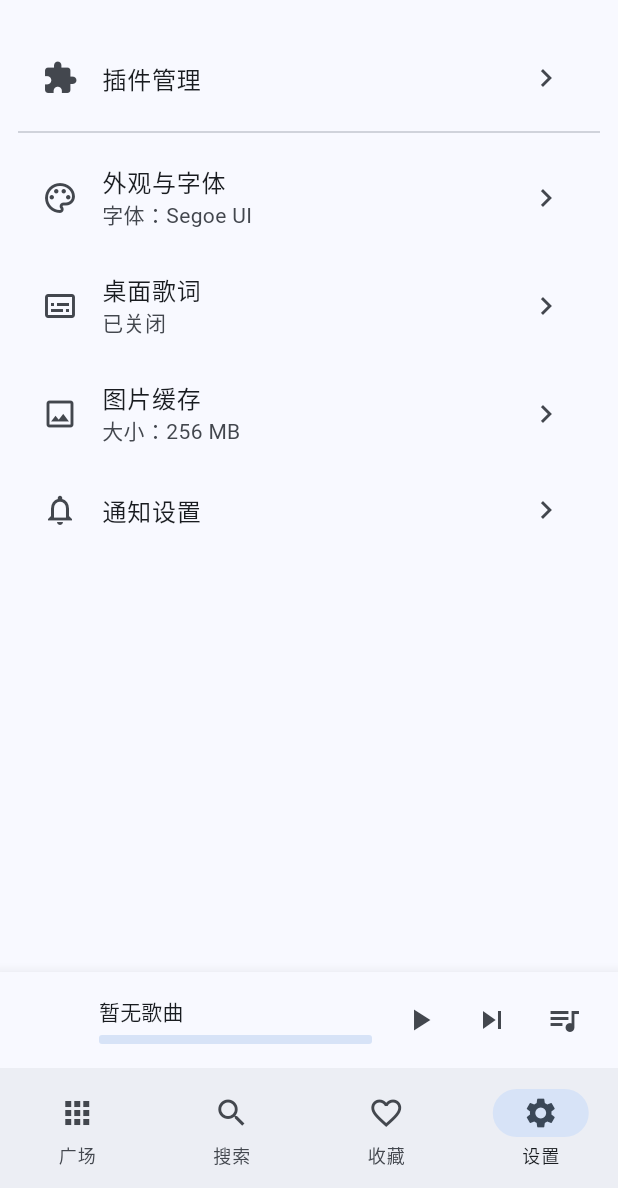
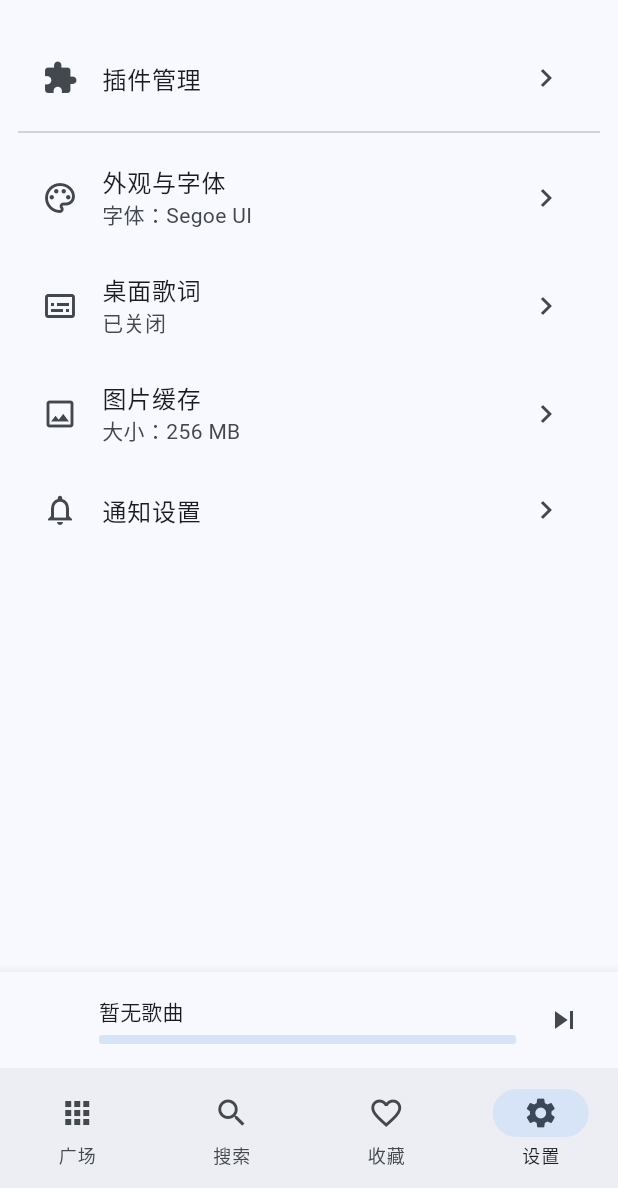
Before and after one commit to enten0103/tono_music, a Flutter app: the screen it shows after launch, item 4 of the bottom bar chosen, after a tap on the "skip next" icon, on a phone screen of 412 x 824 dp, the part 48-1236 px from its top. Run offline on Flutter 3.47's test engine with Material 3 defaults, Android fonts, the phone set to English and light mode, and no system bars; our stand-ins replace awesome_notifications, file_picker, get, logger, shared_preferences; missing offline and left inert: audio_session, flutter_js, media_kit, music_sdk, smtc_windows, system_fonts and 2 more; statements that could not run were skipped.

Commit message:
feat(player):底宽下只显示一个按钮

```diff
--- a/lib/app/widgets/global_mini_player.dart
+++ b/lib/app/widgets/global_mini_player.dart
@@ -68,10 +68,12 @@ class GlobalMiniPlayer extends GetView<PlayerService> {
                   mainAxisAlignment: MainAxisAlignment.center,
                   crossAxisAlignment: CrossAxisAlignment.start,
                   children: [
+                    // 根据屏幕宽度决定是否显示右侧操作按钮
+                    // （不在这里用宽度，仅用于控制尾部区域的显示）
                     Row(
                       children: [
-                        Expanded(
-                          child: InkWell(
+                        // 歌名尽量小，占比较小的空间
+                        InkWell(
                           onTap: () {
                             if (songId.isNotEmpty && source.isNotEmpty) {
                               Get.toNamed(
@@ -89,20 +91,21 @@ class GlobalMiniPlayer extends GetView<PlayerService> {
                             title,
                             maxLines: 1,
                             overflow: TextOverflow.ellipsis,
+                            // 保持原字号（不改大小）
                             style: Theme.of(context).textTheme.titleSmall,
                           ),
                         ),
-                        ),
                         const SizedBox(width: 8),
-                        // 滚动歌词（单行，随播放更新）
-                        Flexible(
+                        // 歌名旁边的歌词尽量大且居中
+                        Expanded(
                           child: Text(
                             rollingLyric,
                             maxLines: 1,
                             overflow: TextOverflow.ellipsis,
+                            textAlign: TextAlign.center,
+                            // 保持原字号与颜色风格
                             style: Theme.of(context).textTheme.bodySmall
                                 ?.copyWith(color: Theme.of(context).hintColor),
-                            textAlign: TextAlign.right,
                           ),
                         ),
                       ],
@@ -134,7 +137,22 @@ class GlobalMiniPlayer extends GetView<PlayerService> {
                   ],
                 ),
               ),
+              ...(() {
+                final isNarrow = MediaQuery.of(context).size.width < 500;
+                return <Widget>[
                   const SizedBox(width: 8),
+                  if (isNarrow)
+                    Row(
+                      mainAxisSize: MainAxisSize.min,
+                      children: [
+                        IconButton(
+                          icon: const Icon(Icons.skip_next),
+                          tooltip: '下一曲',
+                          onPressed: () => controller.next(),
+                        ),
+                      ],
+                    )
+                  else
                     Obx(
                       () => Row(
                         mainAxisSize: MainAxisSize.min,
@@ -158,7 +176,6 @@ class GlobalMiniPlayer extends GetView<PlayerService> {
                             tooltip: '下一曲',
                             onPressed: () => controller.next(),
                           ),
-
                           IconButton(
                             icon: const Icon(Icons.queue_music),
                             tooltip: '查看播放列表',
@@ -167,6 +184,8 @@ class GlobalMiniPlayer extends GetView<PlayerService> {
                         ],
                       ),
                     ),
+                ];
+              })(),
             ],
           ),
         ),
--- a/lib/bootstrap.dart
+++ b/lib/bootstrap.dart
@@ -58,13 +58,11 @@ Future<void> initDependencies() async {
 }
 
 Future<void> initImageCache() async {
-  // 应用图片缓存大小（从设置中读取，默认 256 MB）
   try {
     final prefs = await SharedPreferences.getInstance();
     final mb = prefs.getInt('imageCacheMB') ?? 256;
     final bytes = mb * 1024 * 1024;
     PaintingBinding.instance.imageCache.maximumSizeBytes = bytes;
-    // 可适当提高缓存的条目数量上限
     PaintingBinding.instance.imageCache.maximumSize = 1000;
   } catch (_) {
     // 忽略读取失败
@@ -75,8 +73,6 @@ Future<void> initImageCache() async {
 Future<void> initWindow() async {
   if (Platform.isWindows || Platform.isMacOS || Platform.isLinux) {
     await windowManager.ensureInitialized();
-    // 当窗口被关闭时不退出应用（隐藏到系统托盘）
-    // 需要配合托盘服务使用：关闭操作会隐藏窗口，托盘菜单提供退出入口
     try {
       await windowManager.setPreventClose(true);
       windowManager.addListener(_HideOnCloseListener());
@@ -84,7 +80,7 @@ Future<void> initWindow() async {
     const windowOptions = WindowOptions(
       title: 'TonoMusic',
       size: Size(1280, 800),
-      minimumSize: Size(900, 600),
+      minimumSize: Size(400, 600),
       center: true,
       titleBarStyle: TitleBarStyle.hidden,
     );
```
Lines whose indentation alone changed are shown as unchanged.
